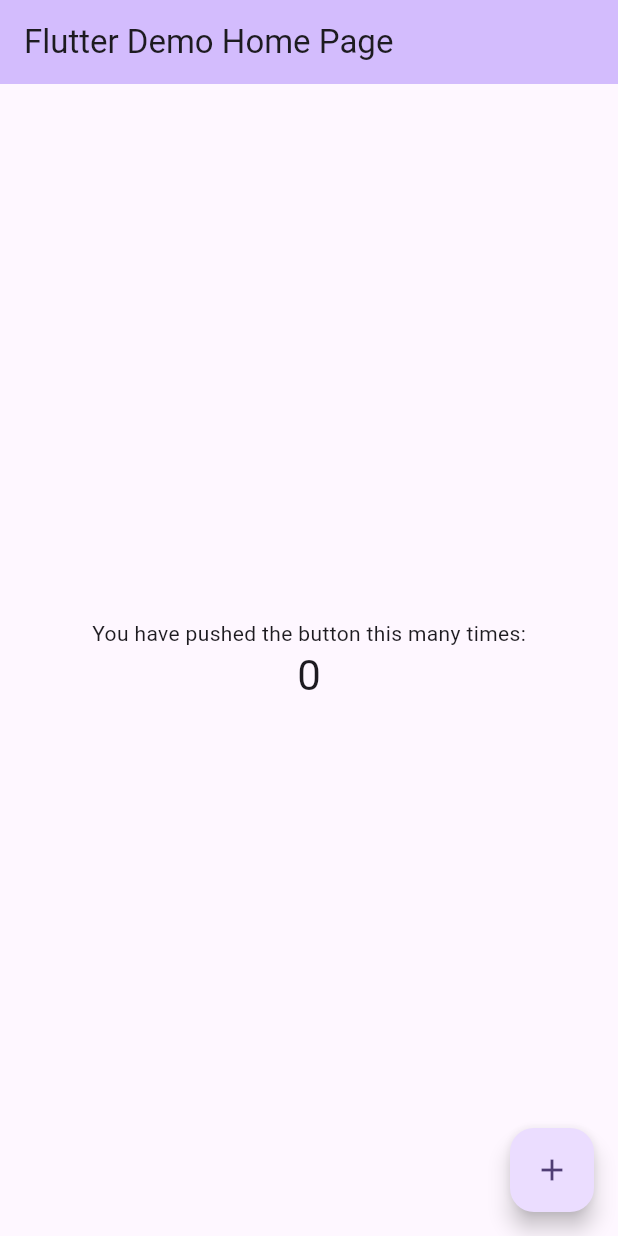
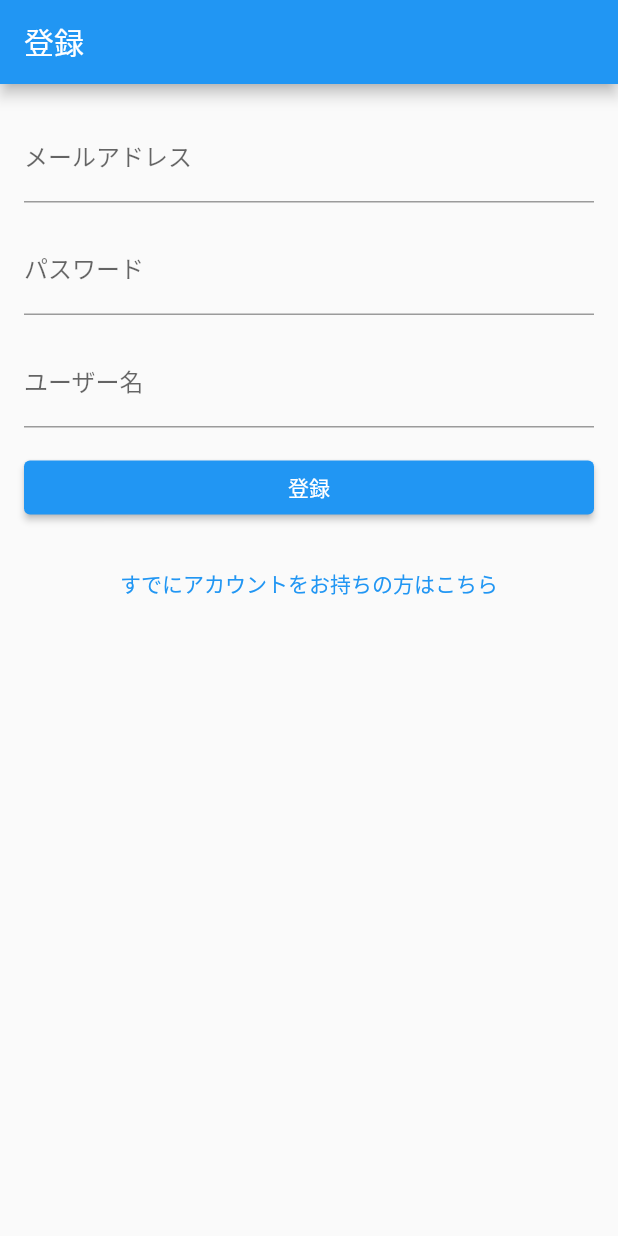
Before and after one commit to YuukiHayashi0510/chat_supabase, a Flutter app: the screen it shows after launch, on a phone screen of 412 x 824 dp. Run offline on Flutter 3.47's test engine with Material 2 defaults, Android fonts, the phone set to English and light mode, and no system bars; our stand-ins replace flutter_dotenv, supabase_flutter; accounts and stored records are empty.

Commit message:
register

```diff
--- a/lib/main.dart
+++ b/lib/main.dart
@@ -1,5 +1,6 @@
 import 'package:flutter/material.dart';
 import 'package:flutter_dotenv/flutter_dotenv.dart';
+import 'package:my_chat_app/pages/register_page.dart';
 
 import 'constants.dart';
 
@@ -17,13 +18,10 @@ class MyApp extends StatelessWidget {
 
   @override
   Widget build(BuildContext context) {
-    return MaterialApp(
-      title: 'Flutter Demo',
-      theme: ThemeData(
-        colorScheme: ColorScheme.fromSeed(seedColor: Colors.deepPurple),
-        useMaterial3: true,
-      ),
-      home: const MyHomePage(title: 'Flutter Demo Home Page'),
+    return const MaterialApp(
+      debugShowCheckedModeBanner: false,
+      title: 'チャットアプリ',
+      home: RegisterPage(),
     );
   }
 }
--- /dev/null
+++ b/lib/pages/register_page.dart
@@ -0,0 +1,114 @@
+import 'package:flutter/material.dart';
+import 'package:supabase_flutter/supabase_flutter.dart';
+import 'package:my_chat_app/constants.dart';
+
+class RegisterPage extends StatefulWidget {
+  const RegisterPage({super.key});
+
+  static Route<void> route({bool isRegistering = false}) {
+    return MaterialPageRoute(
+      builder: (context) => const RegisterPage(),
+    );
+  }
+
+  @override
+  State<RegisterPage> createState() => _RegisterPageState();
+}
+
+class _RegisterPageState extends State<RegisterPage> {
+  final bool _isLoading = false;
+
+  final _formKey = GlobalKey<FormState>();
+
+  final _emailController = TextEditingController();
+  final _passwordController = TextEditingController();
+  final _usernameController = TextEditingController();
+
+  @override
+  Widget build(BuildContext context) {
+    return Scaffold(
+      appBar: AppBar(
+        title: const Text('登録'),
+      ),
+      body: Form(
+        key: _formKey,
+        child: ListView(
+          padding: formPadding,
+          children: [
+            TextFormField(
+              controller: _emailController,
+              decoration: const InputDecoration(
+                label: Text('メールアドレス'),
+              ),
+              validator: (val) {
+                if (val == null || val.isEmpty) return '必須';
+                return null;
+              },
+              keyboardType: TextInputType.emailAddress,
+            ),
+            formSpacer,
+            TextFormField(
+              controller: _passwordController,
+              obscureText: true,
+              decoration: const InputDecoration(
+                label: Text('パスワード'),
+              ),
+              validator: (val) {
+                if (val == null || val.isEmpty) return '必須';
+                if (val.length < 6) return '6文字以上';
+                return null;
+              },
+            ),
+            formSpacer,
+            TextFormField(
+              controller: _usernameController,
+              decoration: const InputDecoration(
+                label: Text('ユーザー名'),
+              ),
+              validator: (val) {
+                if (val == null || val.isEmpty) return '必須';
+
+                final isValid = RegExp(r'^[A-Za-z0-9_]{3,24}$').hasMatch(val);
+                if (!isValid) return '3~24文字のアルファベットか文字で入力してください';
+                return null;
+              },
+            ),
+            formSpacer,
+            ElevatedButton(
+              onPressed: _isLoading ? null : _signUp,
+              child: const Text('登録'),
+            ),
+            formSpacer,
+            TextButton(
+              onPressed: () {
+                // TODO: ログインページが実装できたらコメントを外す
+                // Navigator.of(context).push(LoginPage.route());
+              },
+              child: const Text('すでにアカウントをお持ちの方はこちら'),
+            )
+          ],
+        ),
+      ),
+    );
+  }
+
+  Future<void> _signUp() async {
+    final isValid = _formKey.currentState!.validate();
+    if (!isValid) return;
+
+    final email = _emailController.text;
+    final password = _passwordController.text;
+    final username = _usernameController.text;
+    try {
+      await supabase.auth.signUp(
+          email: email, password: password, data: {'username': username});
+      // TODO: チャットページ実装後に下記コードを追加
+      // Navigator.of(context)
+      //     .pushAndRemoveUntil(ChatPage.route(), (route) => false);
+    } on AuthException catch (error) {
+      context.showErrorSnackBar(message: error.message);
+    } catch (error) {
+      context.showErrorSnackBar(message: unexpectedErrorMessage);
+    }
+  }
+}
```
Also changed, not shown: 1 other file.
